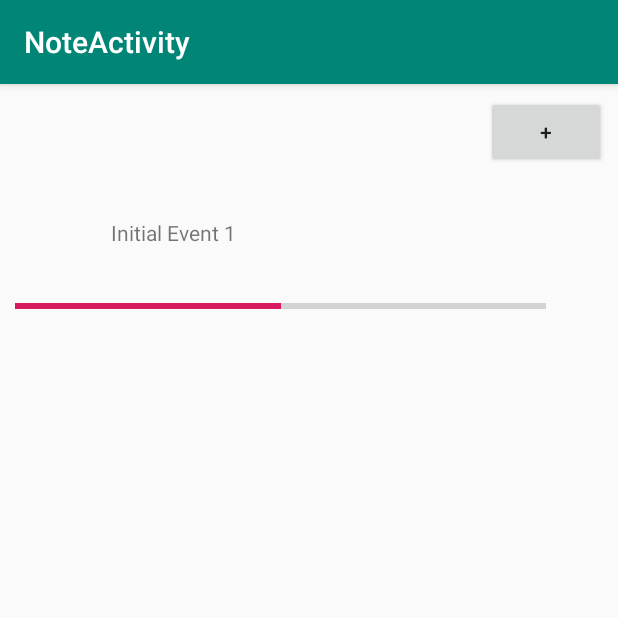
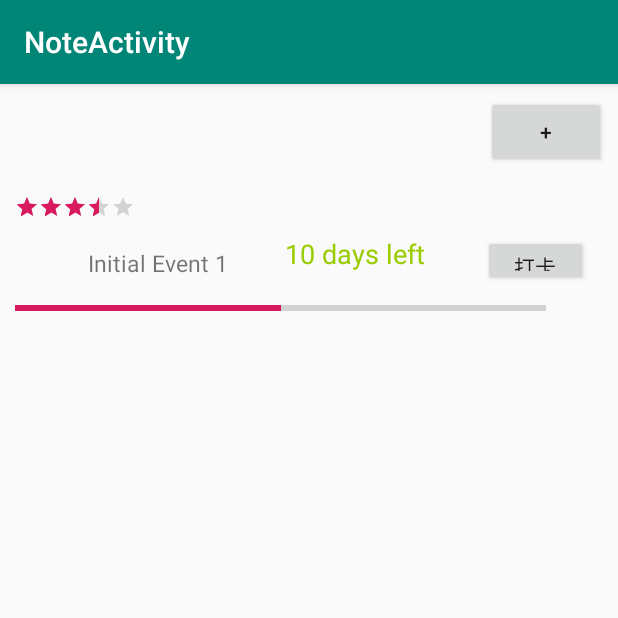
Before and after one commit to scut-wizard/scut-wizard, an Android app: the NoteActivity screen opened directly, with no data from a screen before it, on a phone screen of 412 x 824 dp, the top half of it. Run offline under Robolectric (Android 15) with nearby library versions, the phone set to English and light mode, and no system bars.

Commit message:
add rantingbar

```diff
--- a/app/src/main/res/layout/event_item.xml
+++ b/app/src/main/res/layout/event_item.xml
@@ -2,23 +2,62 @@
 
 
 <LinearLayout xmlns:android="http://schemas.android.com/apk/res/android"
+    xmlns:tools="http://schemas.android.com/tools"
     android:layout_width="match_parent"
     android:layout_height="100dp"
     android:orientation="vertical"
     android:padding="10dp">
 
-    <TextView
-        android:id="@+id/event_name"
-        android:layout_width="180dp"
-        android:layout_height="37dp"
-        android:layout_margin="15dp"
-        android:gravity="center_horizontal" />
+    <RatingBar
+        android:id="@+id/ratingBar"
+        style="?android:attr/ratingBarStyleSmall"
+        android:layout_width="wrap_content"
+        android:layout_height="wrap_content"
+        android:layout_weight="1"
+        android:isIndicator="false"
+        android:numStars="5"
+        android:rating="3.5"
+        android:stepSize="0.5" />
+
+    <LinearLayout
+        android:layout_width="match_parent"
+        android:layout_height="54dp"
+        android:orientation="horizontal"
+        android:padding="10dp">
+
+        <TextView
+            android:id="@+id/event_name"
+            android:layout_width="139dp"
+            android:layout_height="37dp"
+            android:layout_gravity="start"
+            android:layout_margin="15dp"
+            android:gravity="center"
+            android:textSize="15dp" />
+
+        <TextView
+            android:id="@+id/textView"
+            android:layout_width="wrap_content"
+            android:layout_height="match_parent"
+            android:layout_weight="1"
+            android:text="10 days left"
+            android:textColor="@android:color/holo_green_light"
+            android:textSize="18sp" />
+
+        <Button
+            android:id="@+id/button"
+            android:layout_width="70dp"
+            android:layout_height="wrap_content"
+            android:layout_gravity="end"
+            android:text="打卡" />
+
+    </LinearLayout>
 
     <ProgressBar
         android:id="@+id/event_progress"
         style="?android:attr/progressBarStyleHorizontal"
         android:layout_width="354dp"
         android:layout_height="0dp"
-        android:layout_weight="5"
+        android:layout_weight="10"
         android:progress="80" />
+
 </LinearLayout>
--- a/app/src/main/res/values/styles.xml
+++ b/app/src/main/res/values/styles.xml
@@ -17,4 +17,5 @@
 
     <style name="AppTheme.PopupOverlay" parent="ThemeOverlay.AppCompat.Light" />
 
+
 </resources>
```
